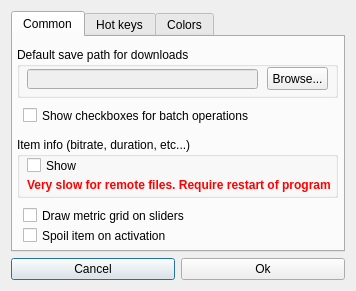
Qt form dialogs/settings_dialog.ui (jeyboy/palyo2) before a commit.
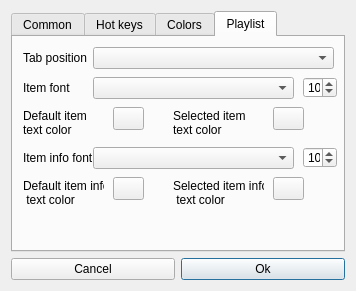
The same form after that commit. The open tabs and pages were chosen to show the change.

Commit message: add tabber settings

```diff
--- a/dialogs/settings_dialog.ui
+++ b/dialogs/settings_dialog.ui
@@ -20,13 +20,6 @@
    <string>Dialog</string>
   </property>
   <layout class="QGridLayout" name="gridLayout">
-   <item row="1" column="0">
-    <widget class="QPushButton" name="cancelButton">
-     <property name="text">
-      <string>Cancel</string>
-     </property>
-    </widget>
-   </item>
    <item row="1" column="1">
     <widget class="QPushButton" name="acceptButton">
      <property name="text">
@@ -34,6 +27,13 @@
      </property>
     </widget>
    </item>
+   <item row="1" column="0">
+    <widget class="QPushButton" name="cancelButton">
+     <property name="text">
+      <string>Cancel</string>
+     </property>
+    </widget>
+   </item>
    <item row="0" column="0" colspan="2">
     <widget class="QTabWidget" name="settingsTabs">
      <property name="tabPosition">
@@ -339,6 +339,220 @@
        </property>
       </widget>
      </widget>
+     <widget class="QWidget" name="tabber_tab">
+      <attribute name="title">
+       <string>Playlist</string>
+      </attribute>
+      <widget class="QComboBox" name="tabPositionSelect">
+       <property name="geometry">
+        <rect>
+         <x>80</x>
+         <y>10</y>
+         <width>241</width>
+         <height>22</height>
+        </rect>
+       </property>
+      </widget>
+      <widget class="QLabel" name="label_7">
+       <property name="geometry">
+        <rect>
+         <x>10</x>
+         <y>10</y>
+         <width>81</width>
+         <height>21</height>
+        </rect>
+       </property>
+       <property name="text">
+        <string>Tab position</string>
+       </property>
+      </widget>
+      <widget class="QLabel" name="label_8">
+       <property name="geometry">
+        <rect>
+         <x>10</x>
+         <y>40</y>
+         <width>71</width>
+         <height>21</height>
+        </rect>
+       </property>
+       <property name="text">
+        <string>Item font</string>
+       </property>
+      </widget>
+      <widget class="QComboBox" name="itemFontSelect">
+       <property name="geometry">
+        <rect>
+         <x>80</x>
+         <y>40</y>
+         <width>201</width>
+         <height>22</height>
+        </rect>
+       </property>
+      </widget>
+      <widget class="QSpinBox" name="itemFontSize">
+       <property name="geometry">
+        <rect>
+         <x>290</x>
+         <y>40</y>
+         <width>34</width>
+         <height>21</height>
+        </rect>
+       </property>
+       <property name="minimum">
+        <number>2</number>
+       </property>
+       <property name="value">
+        <number>10</number>
+       </property>
+      </widget>
+      <widget class="QSpinBox" name="itemInfoFontSize">
+       <property name="geometry">
+        <rect>
+         <x>290</x>
+         <y>110</y>
+         <width>34</width>
+         <height>21</height>
+        </rect>
+       </property>
+       <property name="minimum">
+        <number>2</number>
+       </property>
+       <property name="value">
+        <number>10</number>
+       </property>
+      </widget>
+      <widget class="QLabel" name="label_9">
+       <property name="geometry">
+        <rect>
+         <x>10</x>
+         <y>110</y>
+         <width>71</width>
+         <height>21</height>
+        </rect>
+       </property>
+       <property name="text">
+        <string>Item info font</string>
+       </property>
+      </widget>
+      <widget class="QComboBox" name="itemInfoFontSelect">
+       <property name="geometry">
+        <rect>
+         <x>80</x>
+         <y>110</y>
+         <width>201</width>
+         <height>22</height>
+        </rect>
+       </property>
+      </widget>
+      <widget class="QLabel" name="label_10">
+       <property name="geometry">
+        <rect>
+         <x>10</x>
+         <y>70</y>
+         <width>81</width>
+         <height>31</height>
+        </rect>
+       </property>
+       <property name="text">
+        <string>Default item 
+text color</string>
+       </property>
+      </widget>
+      <widget class="QPushButton" name="defaultItemTextColorButton">
+       <property name="geometry">
+        <rect>
+         <x>100</x>
+         <y>70</y>
+         <width>31</width>
+         <height>23</height>
+        </rect>
+       </property>
+       <property name="text">
+        <string/>
+       </property>
+      </widget>
+      <widget class="QLabel" name="label_11">
+       <property name="geometry">
+        <rect>
+         <x>160</x>
+         <y>70</y>
+         <width>91</width>
+         <height>31</height>
+        </rect>
+       </property>
+       <property name="text">
+        <string>Selected item 
+text color</string>
+       </property>
+      </widget>
+      <widget class="QPushButton" name="selectedItemTextColorButton">
+       <property name="geometry">
+        <rect>
+         <x>260</x>
+         <y>70</y>
+         <width>31</width>
+         <height>23</height>
+        </rect>
+       </property>
+       <property name="text">
+        <string/>
+       </property>
+      </widget>
+      <widget class="QLabel" name="label_12">
+       <property name="geometry">
+        <rect>
+         <x>10</x>
+         <y>140</y>
+         <width>81</width>
+         <height>31</height>
+        </rect>
+       </property>
+       <property name="text">
+        <string>Default item info 
+ text color</string>
+       </property>
+      </widget>
+      <widget class="QPushButton" name="selectedItemInfoTextColorButton">
+       <property name="geometry">
+        <rect>
+         <x>260</x>
+         <y>140</y>
+         <width>31</width>
+         <height>23</height>
+        </rect>
+       </property>
+       <property name="text">
+        <string/>
+       </property>
+      </widget>
+      <widget class="QLabel" name="label_13">
+       <property name="geometry">
+        <rect>
+         <x>160</x>
+         <y>140</y>
+         <width>91</width>
+         <height>31</height>
+        </rect>
+       </property>
+       <property name="text">
+        <string>Selected item info 
+ text color</string>
+       </property>
+      </widget>
+      <widget class="QPushButton" name="defaultItemInfoTextColorButton">
+       <property name="geometry">
+        <rect>
+         <x>100</x>
+         <y>140</y>
+         <width>31</width>
+         <height>23</height>
+        </rect>
+       </property>
+       <property name="text">
+        <string/>
+       </property>
+      </widget>
+     </widget>
     </widget>
    </item>
   </layout>
```
The commit also changes 8 other files.
